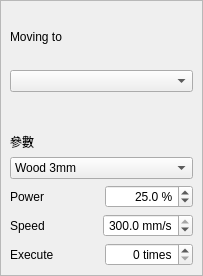
Above: src/widgets/panels/layer-params-panel.ui from flux3dp/swiftray before the change. Below: the same form after it.
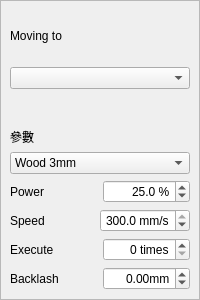
That is the form after the change.

Commit message: Add backlash in layer panel

Diff of the .ui file:
```diff
--- a/src/widgets/panels/layer-params-panel.ui
+++ b/src/widgets/panels/layer-params-panel.ui
@@ -6,10 +6,16 @@
    <rect>
     <x>0</x>
     <y>0</y>
-    <width>203</width>
-    <height>276</height>
+    <width>200</width>
+    <height>300</height>
    </rect>
   </property>
+  <property name="minimumSize">
+   <size>
+    <width>0</width>
+    <height>300</height>
+   </size>
+  </property>
   <property name="windowTitle">
    <string>Frame</string>
   </property>
@@ -63,8 +69,8 @@
        <rect>
         <x>0</x>
         <y>0</y>
-        <width>201</width>
-        <height>274</height>
+        <width>198</width>
+        <height>298</height>
        </rect>
       </property>
       <property name="sizePolicy">
@@ -229,6 +235,33 @@
          </item>
         </layout>
        </item>
+       <item>
+        <layout class="QHBoxLayout" name="horizontalLayout">
+         <item>
+          <widget class="QLabel" name="label_3">
+           <property name="text">
+            <string>Backlash</string>
+           </property>
+          </widget>
+         </item>
+         <item>
+          <widget class="QDoubleSpinBox" name="backlashSpinBox">
+           <property name="alignment">
+            <set>Qt::AlignRight|Qt::AlignTrailing|Qt::AlignVCenter</set>
+           </property>
+           <property name="suffix">
+            <string>mm</string>
+           </property>
+           <property name="minimum">
+            <double>-99.989999999999995</double>
+           </property>
+           <property name="singleStep">
+            <double>0.010000000000000</double>
+           </property>
+          </widget>
+         </item>
+        </layout>
+       </item>
       </layout>
      </widget>
     </widget>
```
The commit also changes 9 other files.
